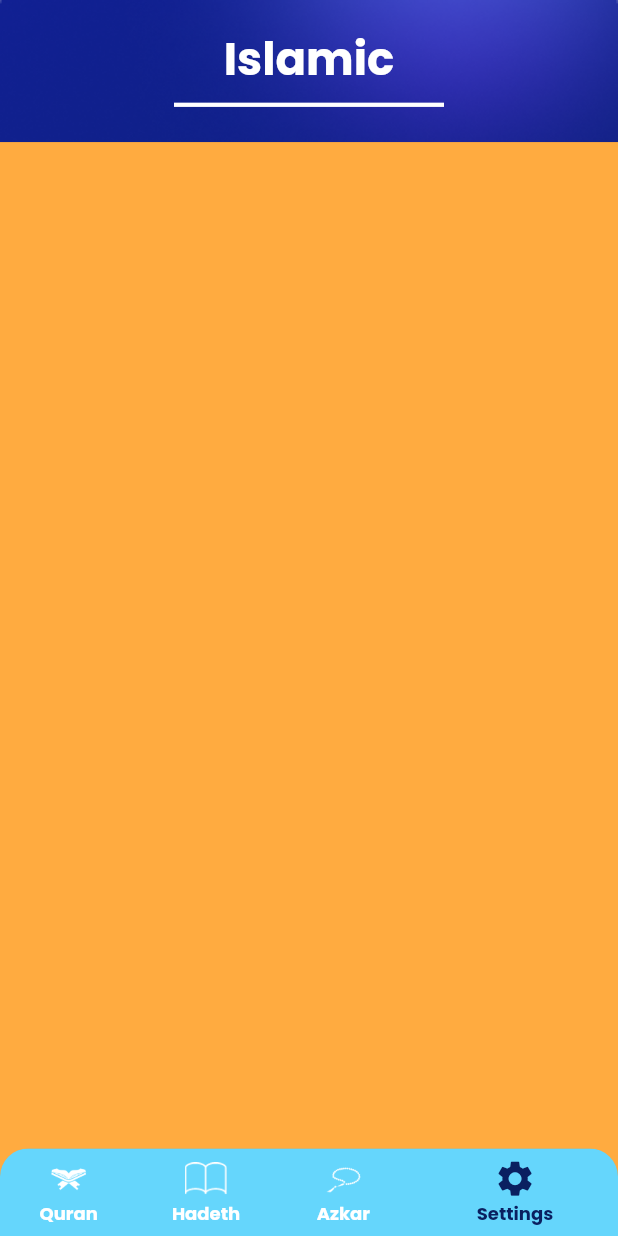
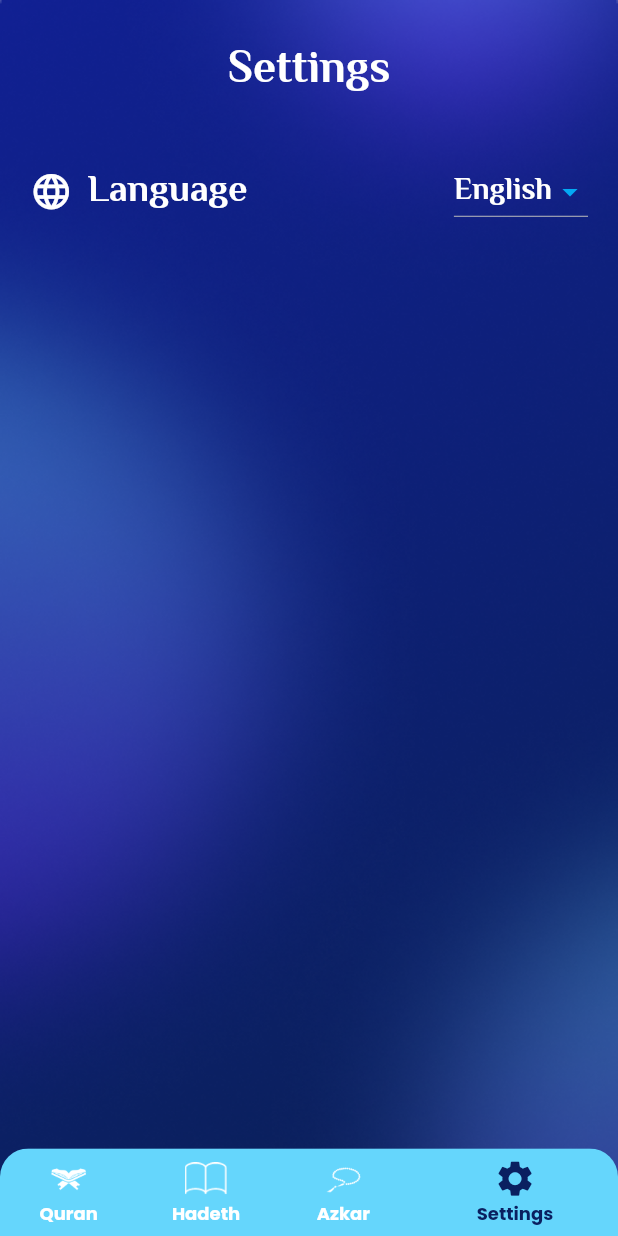
Before and after one commit to heshamgasser/islamicEncyclopaedia, a Flutter app: the screen it shows after launch, item 4 of the bottom bar chosen, on a phone screen of 412 x 824 dp. Run offline on Flutter 3.47's test engine with Material 2 defaults, Android fonts, the light colour scheme and no system bars; our stand-ins replace flutter_screenutil, google_fonts; generated files the repository leaves out were written again; network calls fail.

Commit message:
app language function

```diff
--- /dev/null
+++ b/l10n.yaml
@@ -0,0 +1,3 @@
+arb-dir: lib/l10n
+template-arb-file: app_en.arb
+output-localization-file: app_localizations.dart
--- /dev/null
+++ b/lib/l10n/app_ar.arb
@@ -0,0 +1,4 @@
+{
+  "helloWorld": "أهلا"
+
+}
--- /dev/null
+++ b/lib/l10n/app_en.arb
@@ -0,0 +1,4 @@
+{
+  "helloWorld": "Hello World!"
+
+}
--- a/lib/main.dart
+++ b/lib/main.dart
@@ -1,10 +1,21 @@
 import 'package:flutter/material.dart';
+import 'package:flutter_localizations/flutter_localizations.dart';
 import 'package:flutter_screenutil/flutter_screenutil.dart';
+import 'package:provider/provider.dart';
+import 'package:quran/provider/app_provider.dart';
 import 'package:quran/screen/home_layout.dart';
 import 'package:quran/style/app_theme.dart';
+import 'package:flutter_gen/gen_l10n/app_localizations.dart';
 
-void main (){
-  runApp(Quran());
+void main() {
+  runApp(
+    ChangeNotifierProvider(
+      create: (context) => AppProvider(),
+      builder: (context, child) {
+        return Quran();
+      },
+    ),
+  );
 }
 
 class Quran extends StatelessWidget {
@@ -12,6 +23,8 @@ class Quran extends StatelessWidget {
 
   @override
   Widget build(BuildContext context) {
+    var provider = Provider.of<AppProvider>(context);
+
     return ScreenUtilInit(
       designSize: Size(412, 870),
       builder: (context, child) {
@@ -20,15 +33,23 @@ class Quran extends StatelessWidget {
           themeMode: ThemeMode.system,
           theme: AppTheme.lightTheme,
 
-
-
+          localizationsDelegates: [
+            AppLocalizations.delegate, // Add this line
+            GlobalMaterialLocalizations.delegate,
+            GlobalWidgetsLocalizations.delegate,
+            GlobalCupertinoLocalizations.delegate,
+          ],
+          supportedLocales: [
+            Locale('en'), // English
+            Locale('ar'), // Arabic
+          ],
+          locale: Locale(provider.languageCode),
           initialRoute: HomeLayout.routeName,
           routes: {
-            HomeLayout.routeName:(context) => HomeLayout(),
+            HomeLayout.routeName: (context) => HomeLayout(),
           },
         );
       },
-
     );
   }
 }
--- a/lib/provider/app_provider.dart
+++ b/lib/provider/app_provider.dart
@@ -0,0 +1,16 @@
+import 'package:flutter/material.dart';
+
+class AppProvider extends ChangeNotifier{
+
+  String languageCode = 'en';
+
+  void changeLanguageCode (String selectedLanguage){
+    if (languageCode == selectedLanguage) return;
+
+    languageCode  = selectedLanguage;
+    notifyListeners();
+  }
+
+
+
+}
--- a/lib/provider/home_provider.dart
+++ b/lib/provider/home_provider.dart
@@ -15,5 +15,6 @@ class HomeProvider extends ChangeNotifier{
 
 
   List<Widget> tabs = [QuranTab(), HadethTab(), AzkarTab(), SettingsTab()];
+  List<String> tabsTitle = ['Quran', 'Hadeth', 'Azkar', 'Settings'];
 
 }
--- /dev/null
+++ b/lib/provider/setting_provider.dart
@@ -0,0 +1,13 @@
+import 'package:flutter/material.dart';
+
+class SettingProvider extends ChangeNotifier{
+  List<String> languages = ['English', 'Arabic'];
+ String selectedLang = 'English';
+
+ void changeSelectedLang (String value){
+   selectedLang = value;
+   notifyListeners();
+ }
+
+
+}
--- a/lib/screen/home_layout.dart
+++ b/lib/screen/home_layout.dart
@@ -30,10 +30,10 @@ class HomeLayout extends StatelessWidget {
               title: Column(
                 children: [
                   Text(
-                    'Islamic',
+                    homeProvider.tabsTitle[homeProvider.selectedIndex],
                     style: Theme.of(context).textTheme.titleLarge,
                   ),
-                  Divider(),
+
                 ],
               ),
             ),
@@ -57,23 +57,23 @@ class HomeLayout extends StatelessWidget {
                       icon: ImageIcon(
                         AssetImage('assets/images/quran.png'),
                       ),
-                      label: 'Quran',
+                      label: homeProvider.tabsTitle[0],
                       backgroundColor: AppColor.lightBlue),
                   BottomNavigationBarItem(
                       icon: ImageIcon(
                         AssetImage('assets/images/hadeth.png'),
                       ),
-                      label: 'Hadeth',
+                      label:  homeProvider.tabsTitle[1],
                       backgroundColor: AppColor.lightBlue),
                   BottomNavigationBarItem(
                       icon: ImageIcon(
                         AssetImage('assets/images/sebha.png'),
                       ),
-                      label: 'Azkar',
+                      label:  homeProvider.tabsTitle[2],
                       backgroundColor: AppColor.lightBlue),
                   BottomNavigationBarItem(
                       icon: Icon(Icons.settings),
-                      label: 'Settings',
+                      label:  homeProvider.tabsTitle[3],
                       backgroundColor: AppColor.lightBlue),
                 ],
               ),
--- a/lib/screen/tabs/setting_tab.dart
+++ b/lib/screen/tabs/setting_tab.dart
@@ -1,12 +1,61 @@
 import 'package:flutter/material.dart';
+import 'package:flutter_screenutil/flutter_screenutil.dart';
+import 'package:provider/provider.dart';
+import 'package:quran/provider/app_provider.dart';
+import 'package:quran/provider/setting_provider.dart';
 
 class SettingsTab extends StatelessWidget {
   const SettingsTab({super.key});
 
   @override
   Widget build(BuildContext context) {
-    return Container(
-      color: Colors.orangeAccent,
+    return ChangeNotifierProvider(
+      create: (context) => SettingProvider(),
+      builder: (context, child) {
+        var appProvider = Provider.of<AppProvider>(context);
+        var settingProvider = Provider.of<SettingProvider>(context);
+      return  Padding(
+        padding: EdgeInsets.symmetric(horizontal: 20.w, vertical: 10.h),
+        child: Column(
+          crossAxisAlignment: CrossAxisAlignment.start,
+          children: [
+            Row(
+              children: [
+                Icon(Icons.language, size: 30.r, color: Colors.white,),
+                SizedBox(width:  10.w),
+                Text(
+                  'Language',
+                  style: Theme.of(context).textTheme.titleMedium,
+                ),
+                Spacer(),
+                DropdownButton(
+                  iconEnabledColor:Colors.lightBlue,
+                  value: settingProvider.selectedLang,
+
+                  dropdownColor: Colors.lightBlue,
+                  borderRadius: BorderRadius.circular(20.r),
+                  items: settingProvider.languages
+                      .map((e) => DropdownMenuItem(
+                    child: Text(
+                      e,
+                      style: Theme.of(context).textTheme.titleSmall,
+                    ),
+                    value: e,
+                  ))
+                      .toList(),
+                  onChanged: (value) {
+                   settingProvider.changeSelectedLang(value ?? settingProvider.selectedLang);
+                   appProvider.changeLanguageCode(settingProvider.selectedLang == 'English' ? 'en' : 'ar');
+                  },
+                )
+              ],
+            ),
+
+          ],
+        ),
+      );
+      },
+
     );
   }
 }
--- a/lib/style/app_text.dart
+++ b/lib/style/app_text.dart
@@ -5,8 +5,25 @@ import 'package:google_fonts/google_fonts.dart';
 import 'app_color.dart';
 
 class AppText {
-  static TextStyle titleLarge = GoogleFonts.poppins(
+  static TextStyle titleLarge = GoogleFonts.elMessiri(
       fontSize: 30.sp, fontWeight: FontWeight.bold, color: Colors.white);
+
+  static TextStyle titleMedium = GoogleFonts.elMessiri(
+      fontSize: 25.sp, fontWeight: FontWeight.bold, color: Colors.white);
+
+  static TextStyle titleSmall = GoogleFonts.elMessiri(
+      fontSize: 20.sp, fontWeight: FontWeight.bold, color: Colors.white);
+
+  static TextStyle displayLarge = GoogleFonts.reemKufi(
+      fontSize: 25.sp, fontWeight: FontWeight.bold, color: Colors.white);
+
+  static TextStyle displayMedium = GoogleFonts.notoKufiArabic(
+      fontSize: 20.sp, fontWeight: FontWeight.normal, color: Colors.white);
+
+  // static TextStyle displaySmall = GoogleFonts.notoKufiArabic(
+  //     fontSize: 20.sp, fontWeight: FontWeight.normal, color: Colors.white);
+
+
 
   static TextStyle labelLarge = GoogleFonts.poppins(
       fontSize: 25.sp,
--- a/lib/style/app_theme.dart
+++ b/lib/style/app_theme.dart
@@ -20,6 +20,12 @@ class AppTheme {
 
     textTheme: TextTheme(
       titleLarge: AppText.titleLarge,
+      titleMedium: AppText.titleMedium,
+      titleSmall: AppText.titleSmall,
+
+      displayLarge: AppText.displayLarge,
+      displayMedium: AppText.displayMedium,
+
       labelLarge: AppText.labelLarge,
       labelMedium: AppText.labelMedium,
       labelSmall: AppText.labelSmall
--- a/pubspec.yaml
+++ b/pubspec.yaml
@@ -40,6 +40,10 @@ dependencies:
   animated_bottom_navigation_bar: ^1.3.0
   provider: ^6.1.1
   http: ^1.1.0
+  localization: ^2.1.1
+  flutter_localizations:
+    sdk: flutter
+  intl: any
 
 dev_dependencies:
   flutter_test:
@@ -57,6 +61,7 @@ dev_dependencies:
 
 # The following section is specific to Flutter packages.
 flutter:
+  generate: true # Add this line
 
   # The following line ensures that the Material Icons font is
   # included with your application, so that you can use the icons in
```
Also changed, not shown: pubspec.lock.
